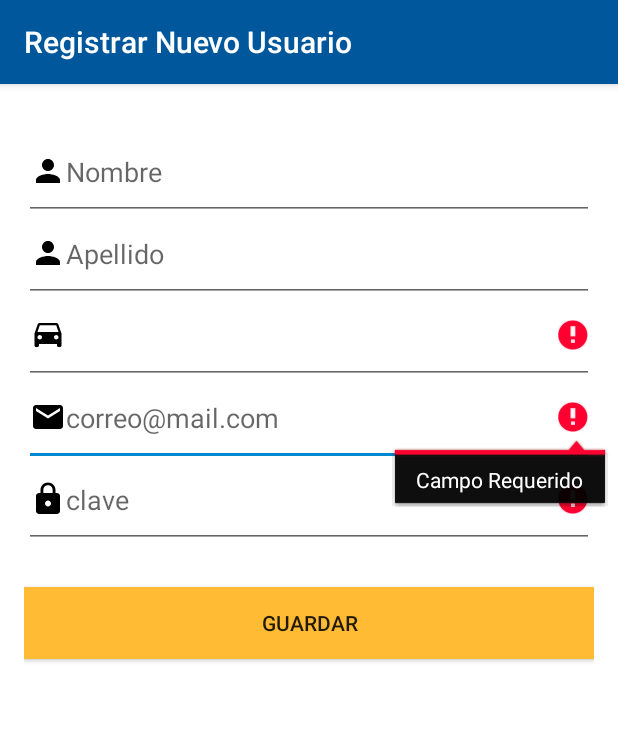
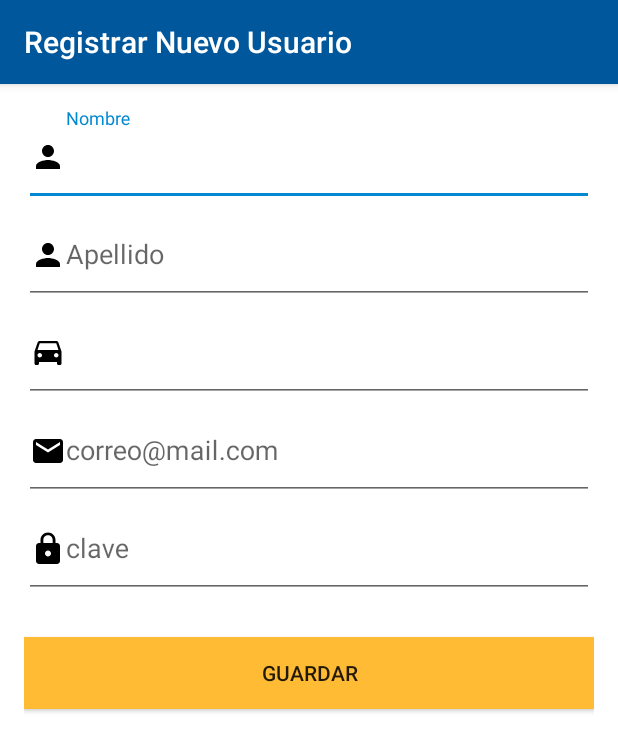
Before and after one commit to astrophoenix/parkea, an Android app: the RegistrarUsuario screen opened directly, with no data from a screen before it, after a tap on "GUARDAR", on a phone screen of 412 x 824 dp. Shown: the top 751 px of the screen. Run offline under Robolectric (Android 15) with nearby library versions, the phone set to English and light mode, and no system bars; libraries missing offline, so code that uses them is left out: com.redmadrobot.inputmask; 16 statements that could not run were skipped.

Commit message:
Avances Preliminar Parkea v4

```diff
--- a/app/Parkea/app/src/main/java/amycorp/parkea/RegistrarUsuario.java
+++ b/app/Parkea/app/src/main/java/amycorp/parkea/RegistrarUsuario.java
@@ -2,6 +2,7 @@ package amycorp.parkea;
 
 import android.content.Intent;
 import android.os.Bundle;
+import android.support.design.widget.TextInputLayout;
 import android.support.v7.app.AppCompatActivity;
 import android.support.v7.widget.Toolbar;
 import android.util.Log;
@@ -48,10 +49,6 @@ public class RegistrarUsuario extends AppCompatActivity {
         txt_placa.addTextChangedListener(listener);
         txt_placa.setOnFocusChangeListener(listener);
 
-
-
-
-
         Toolbar toolbar = (Toolbar) findViewById(R.id.toolbar);
         setSupportActionBar(toolbar);
 
@@ -68,13 +65,23 @@ public class RegistrarUsuario extends AppCompatActivity {
 
     private void guardarNuevoUsuario() {
 
+        TextInputLayout txtobj1= null;
+        txtobj1 = (TextInputLayout) txt_nombre.getParent();
+        txtobj1.setError(null);
 
-        // Reset errors.
-        txt_placa.setError(null);
-        txt_email.setError(null);
-        txt_password.setError(null);
+        txtobj1 = (TextInputLayout) txt_apellido.getParent();
+        txtobj1.setError(null);
 
-        // Store values at the time of the login attempt.
+        txtobj1 = (TextInputLayout) txt_placa.getParent();
+        txtobj1.setError(null);
+
+        txtobj1 = (TextInputLayout) txt_email.getParent();
+        txtobj1.setError(null);
+
+        txtobj1 = (TextInputLayout) txt_password.getParent();
+        txtobj1.setError(null);
+
+
         String nombre = txt_nombre.getText().toString();
         String apellido = txt_apellido.getText().toString();
         String placa = txt_placa.getText().toString();
@@ -84,34 +91,47 @@ public class RegistrarUsuario extends AppCompatActivity {
         boolean cancel = false;
         View focusView = null;
 
-        // Check for a valid password, if the user entered one.
-        if (password.isEmpty()) {
-            txt_password.setError(getString(R.string.error_incorrect_password));
-            focusView = txt_password;
+        if (nombre.isEmpty()) {
+            focusView = null;
+            TextInputLayout txtobj = (TextInputLayout) txt_nombre.getParent();
+            txtobj.setError(getString(R.string.error_field_required));
+            focusView = txtobj;
             cancel = true;
-        }
-
-        if (password.length() < 4) {
-            txt_password.setError(getString(R.string.error_invalid_password));
-            focusView = txt_password;
+        }else if (apellido.isEmpty()) {
+            focusView = null;
+            TextInputLayout txtobj = (TextInputLayout) txt_apellido.getParent();
+            txtobj.setError(getString(R.string.error_field_required));
+            focusView = txtobj;
             cancel = true;
-        }
-
-        if (placa.length() < 7) {
-            txt_placa.setError("Placa Incorrecta");
-            focusView = txt_placa;
+        }else if (placa.length() < 7) {
+            focusView = null;
+            TextInputLayout txtobj = (TextInputLayout) txt_placa.getParent();
+            txtobj.setError("Placa Incorrecta");
+            focusView = txtobj;
             cancel = true;
-        }
-
-
-        // Check for a valid email address.
-        if (email.isEmpty()) {
-            txt_email.setError(getString(R.string.error_field_required));
-            focusView = txt_email;
+        }else if (email.isEmpty()) {
+            focusView = null;
+            TextInputLayout txtobj = (TextInputLayout) txt_email.getParent();
+            txtobj.setError(getString(R.string.error_field_required));
+            focusView = txtobj;
             cancel = true;
         } else if (!email.contains("@")) {
-            txt_email.setError(getString(R.string.error_invalid_email));
-            focusView = txt_email;
+            focusView = null;
+            TextInputLayout txtobj = (TextInputLayout) txt_email.getParent();
+            txtobj.setError(getString(R.string.error_invalid_email));
+            focusView = txtobj;
+            cancel = true;
+        }else if (password.isEmpty()) {
+            focusView = null;
+            TextInputLayout txtobj = (TextInputLayout) txt_password.getParent();
+            txtobj.setError(getString(R.string.error_incorrect_password));
+            focusView = txtobj;
+            cancel = true;
+        }else if (password.length() < 4) {
+            focusView = null;
+            TextInputLayout txtobj = (TextInputLayout) txt_password.getParent();
+            txtobj.setError(getString(R.string.error_invalid_password));
+            focusView = txtobj;
             cancel = true;
         }
 
--- a/app/Parkea/app/src/main/java/amycorp/parkea/services/DemonioGeo.java
+++ b/app/Parkea/app/src/main/java/amycorp/parkea/services/DemonioGeo.java
@@ -92,9 +92,6 @@ public class DemonioGeo extends Service {
             Log.d("LON", String.valueOf(longitud));
             Log.d("LAT", String.valueOf(latitud));
 
-
-
-
             Call<RespuestaAPIServidor> mService = mApiService.verificarUsuarioAreaParqueadero(Global.usuario_id, longitud, latitud);
             mService.enqueue(new Callback<RespuestaAPIServidor>() {
                 @Override
--- a/app/Parkea/app/src/main/res/layout/content_registrar_usuario.xml
+++ b/app/Parkea/app/src/main/res/layout/content_registrar_usuario.xml
@@ -14,13 +14,22 @@
     tools:showIn="@layout/activity_registrar_usuario"
     android:background="@android:color/white">
 
+    <ScrollView
+        android:id="@+id/login_form"
+        android:layout_width="match_parent"
+        android:layout_height="match_parent"
+        android:layout_weight="0.46">
+
         <LinearLayout
         android:orientation="vertical"
         android:layout_width="match_parent"
         android:layout_height="match_parent"
         android:background="@android:color/white"
-        android:layout_alignParentTop="true"
         android:layout_alignParentStart="true">
+
+        <android.support.design.widget.TextInputLayout
+            android:layout_width="match_parent"
+            android:layout_height="wrap_content">
 
             <EditText
                 android:layout_width="match_parent"
@@ -34,6 +43,11 @@
                 android:paddingBottom="20dp"
                 android:layout_marginTop="20dp" />
 
+        </android.support.design.widget.TextInputLayout>
+
+        <android.support.design.widget.TextInputLayout
+            android:layout_width="match_parent"
+            android:layout_height="wrap_content">
             <EditText
                 android:layout_width="match_parent"
                 android:layout_height="wrap_content"
@@ -44,6 +58,12 @@
                 android:hint="Apellido"
                 android:drawableLeft="@drawable/ic_person_black_24dp"
                 android:paddingBottom="20dp" />
+        </android.support.design.widget.TextInputLayout>
+
+
+        <android.support.design.widget.TextInputLayout
+            android:layout_width="match_parent"
+            android:layout_height="wrap_content">
 
             <EditText
                 android:layout_width="match_parent"
@@ -53,7 +73,12 @@
                 android:id="@+id/txt_placa"
                 android:drawableLeft="@drawable/ic_carro_black_24dp"
                 android:paddingBottom="20dp" />
+        </android.support.design.widget.TextInputLayout>
 
+
+        <android.support.design.widget.TextInputLayout
+            android:layout_width="match_parent"
+            android:layout_height="wrap_content">
             <EditText
                 android:layout_width="match_parent"
                 android:layout_height="wrap_content"
@@ -63,6 +88,12 @@
                 android:hint="correo@mail.com"
                 android:drawableLeft="@drawable/ic_mail_black_24dp"
                 android:paddingBottom="20dp" />
+        </android.support.design.widget.TextInputLayout>
+
+
+        <android.support.design.widget.TextInputLayout
+            android:layout_width="match_parent"
+            android:layout_height="wrap_content">
 
             <EditText
                 android:layout_width="match_parent"
@@ -73,6 +104,9 @@
                 android:hint="clave"
                 android:drawableLeft="@drawable/ic_https_black_24dp"
                 android:paddingBottom="20dp" />
+        </android.support.design.widget.TextInputLayout>
+
+
 
         <Button
             android:text="Guardar"
@@ -80,7 +114,9 @@
             android:layout_height="wrap_content"
             android:id="@+id/btn_guardar_usuario"
             android:background="@android:color/holo_orange_light"
-            android:layout_marginTop="26dp" />
+            android:layout_marginTop="26dp"
+            android:layout_marginBottom="26dp" />
 
     </LinearLayout>
+    </ScrollView>
 </RelativeLayout>
```
Also changed, not shown: app/Parkea/app/src/main/java/amycorp/parkea/LoginActivity.java (+8 -1 lines), 1 other file. Lines whose indentation alone changed are shown as unchanged.
